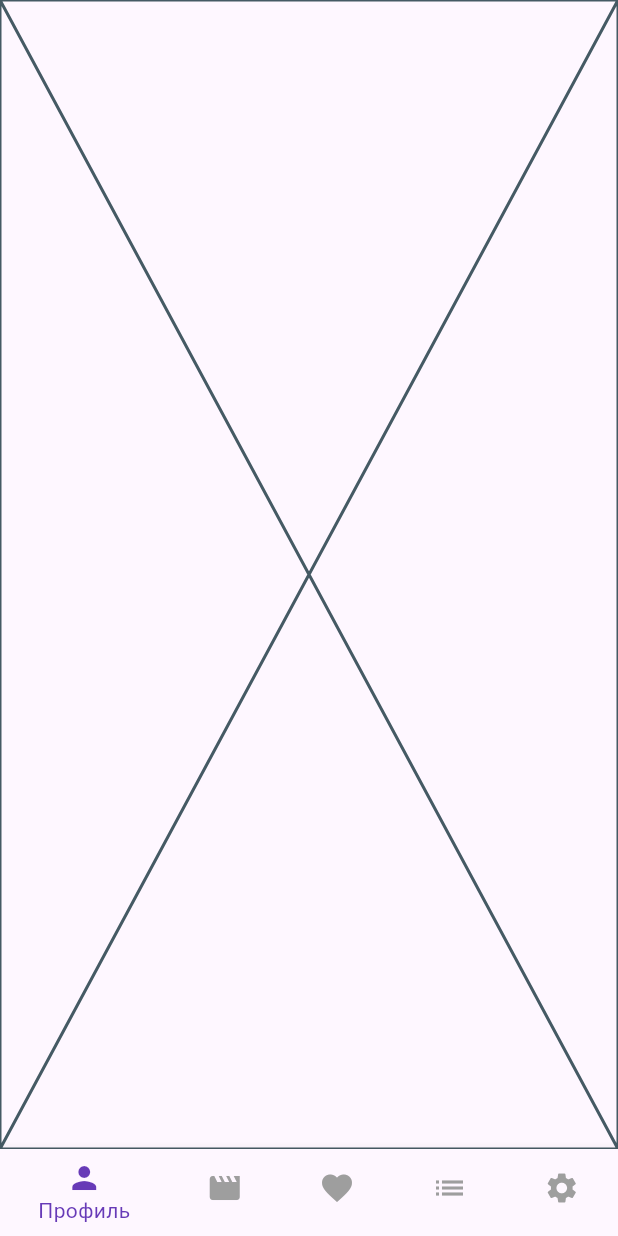
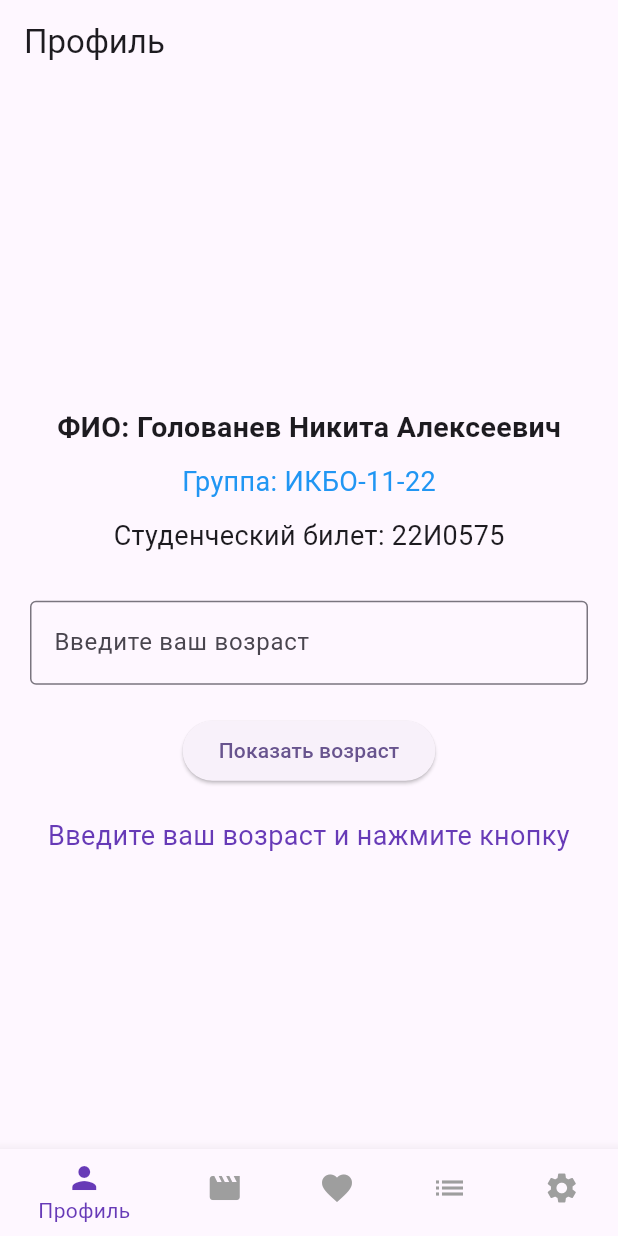
Before and after one commit to VAC2UM/flutter_projects, a Flutter app: the screen it shows after launch, on a phone screen of 412 x 824 dp. Run offline on Flutter 3.47's test engine with Material 3 defaults, Android fonts, the phone set to English and light mode, and no system bars.

Commit message:
Реализован экран профиля

```diff
--- a/lib/screens/profile_screen.dart
+++ b/lib/screens/profile_screen.dart
@@ -1,10 +1,87 @@
 import 'package:flutter/material.dart';
 
-class ProfileScreen extends StatelessWidget {
+class ProfileScreen extends StatefulWidget {
   const ProfileScreen({super.key});
 
   @override
+  State<ProfileScreen> createState() => _ProfileScreenState();
+}
+
+class _ProfileScreenState extends State<ProfileScreen> {
+  final TextEditingController _ageController = TextEditingController();
+  String _message = "Введите ваш возраст и нажмите кнопку";
+
+  void _showAge() {
+    setState(() {
+      final input = _ageController.text;
+      if (input.isEmpty) {
+        _message = "Вы не ввели возраст!";
+      } else {
+        final age = int.tryParse(input);
+        if (age == null || age < 0) {
+          _message = "Введите корректное число!";
+        } else {
+          _message = "Ваш возраст: $age лет";
+        }
+      }
+    });
+  }
+
+  @override
+  void dispose() {
+    _ageController.dispose();
+    super.dispose();
+  }
+
+  @override
   Widget build(BuildContext context) {
-    return const Placeholder();
+    return Scaffold(
+      appBar: AppBar(title: const Text('Профиль')),
+      body: Center(
+        child: Padding(
+          padding: const EdgeInsets.all(20.0),
+          child: Column(
+            mainAxisAlignment: MainAxisAlignment.center,
+            children: [
+              const SizedBox(height: 20),
+              const Text(
+                'ФИО: Голованев Никита Алексеевич',
+                style: TextStyle(fontSize: 19, fontWeight: FontWeight.bold),
+              ),
+              const SizedBox(height: 10),
+              const Text(
+                'Группа: ИКБО-11-22',
+                style: TextStyle(fontSize: 18, color: Colors.blue),
+              ),
+              const SizedBox(height: 10),
+              const Text(
+                'Студенческий билет: 22И0575',
+                style: TextStyle(fontSize: 18),
+              ),
+              const SizedBox(height: 30),
+              TextField(
+                controller: _ageController,
+                keyboardType: TextInputType.number,
+                decoration: const InputDecoration(
+                  border: OutlineInputBorder(),
+                  labelText: 'Введите ваш возраст',
+                ),
+              ),
+              const SizedBox(height: 20),
+              ElevatedButton(
+                onPressed: _showAge,
+                child: const Text('Показать возраст'),
+              ),
+              const SizedBox(height: 20),
+              Text(
+                _message,
+                style: const TextStyle(fontSize: 18, color: Colors.deepPurple),
+                textAlign: TextAlign.center,
+              ),
+            ],
+          ),
+        ),
+      ),
+    );
   }
 }
```
